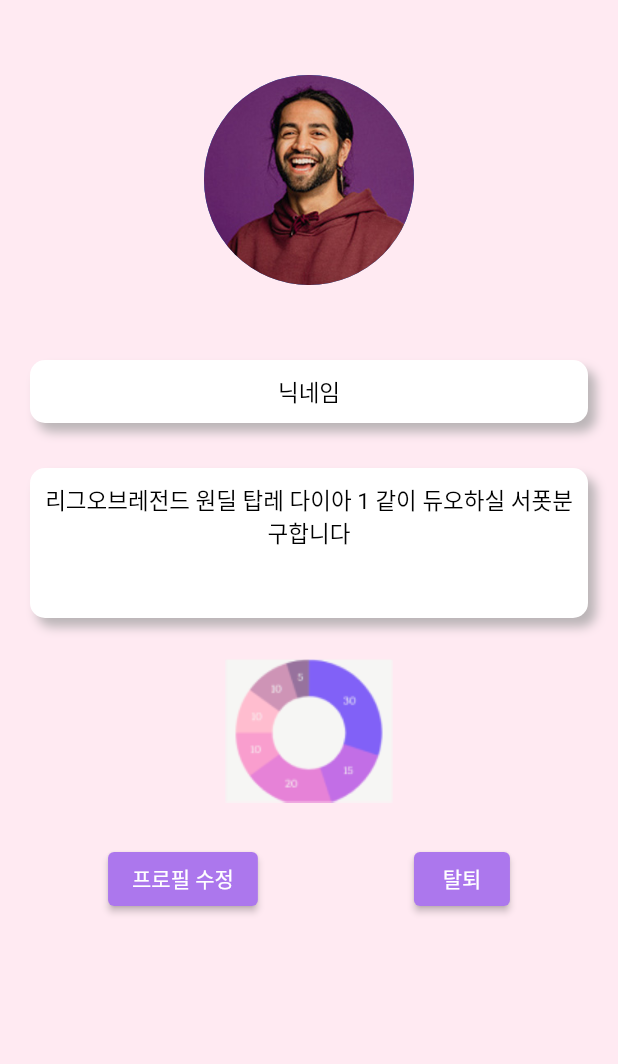
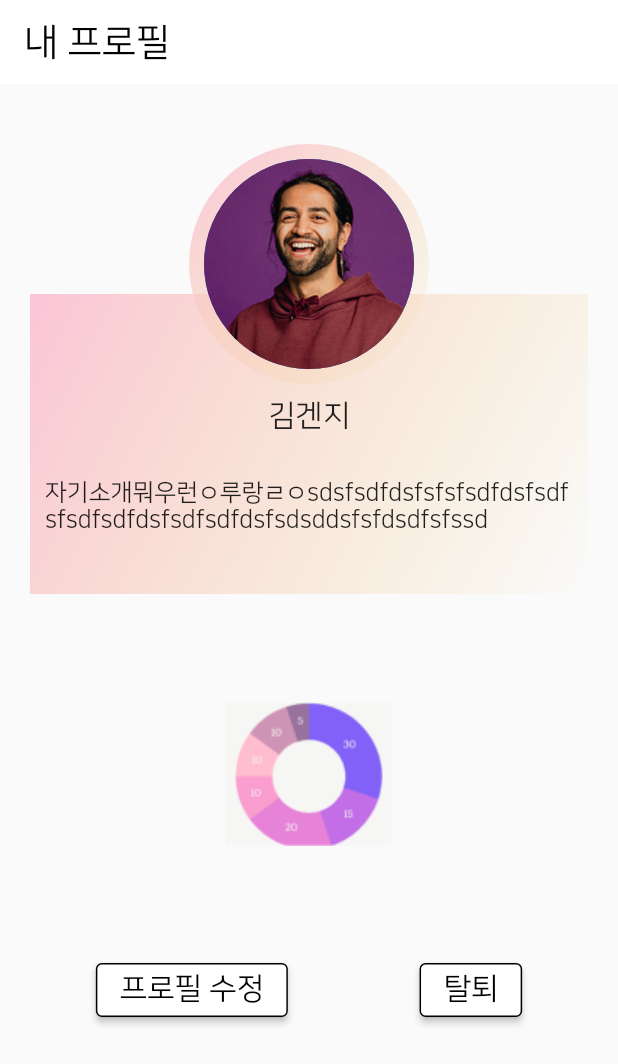
Before and after one commit to BeomyoonHeo/ggamf_front, a Flutter app: the MyProfilePage screen opened directly, on a phone screen of 412 x 824 dp. Shown: the top 1064 px of the screen. Run offline on Flutter 3.47's test engine with Material 2 defaults, Android fonts, the phone set to English and light mode, and no system bars; our stand-ins replace chips_choice, flashy_tab_bar2, flutter_rating_bar, flutter_svg, font_awesome_flutter, google_fonts and 1 more; project files that could hold a hidden picture were left out.

Commit message:
my_profile_page 2차완료

```diff
--- a/lib/views/pages/profile/my_profile/my_profile_page.dart
+++ b/lib/views/pages/profile/my_profile/my_profile_page.dart
@@ -1,6 +1,7 @@
 import 'package:flutter/material.dart';
 
 import '../../../../core/color.dart';
+import '../update_my_profile/update_my_profile_page.dart';
 
 class MyProfilePage extends StatefulWidget {
   const MyProfilePage({Key? key}) : super(key: key);
@@ -15,19 +16,23 @@ class _MyProfilePageState extends State<MyProfilePage> {
   @override
   Widget build(BuildContext context) {
     return Scaffold(
-      backgroundColor: kPrimaryColor,
+      appBar: _appBar(),
       body: Padding(
         padding: const EdgeInsets.only(left: 20, right: 20),
         child: ListView(
+          padding: EdgeInsets.only(top: 40),
           children: [
-            SizedBox(height: 50),
-            _buildCircleAvatar(),
-            SizedBox(height: 50),
-            _nickName(),
-            SizedBox(height: 30),
-            _introduce(),
+            Stack(
+              alignment: Alignment.topCenter,
+              children: [
+                _profileContext(),
+                _backCircle(),
+                _buildCircleAvatar(),
+              ],
+            ),
+            SizedBox(height: 20),
             Container(
-              height: 150,
+              height: 200,
               child: InkWell(
                 onTap: () async {
                   await showDialog(context: context, builder: (_) => _imageDialog());
@@ -35,6 +40,7 @@ class _MyProfilePageState extends State<MyProfilePage> {
                 child: Image.asset("assets/images/cart1.png"),
               ),
             ),
+            SizedBox(height: 20),
             Row(
               mainAxisAlignment: MainAxisAlignment.spaceAround,
               children: [
@@ -48,8 +54,63 @@ class _MyProfilePageState extends State<MyProfilePage> {
     );
   }
 
+  Widget _backCircle() {
+    return Container(
+      width: 160,
+      height: 160,
+      decoration: BoxDecoration(
+        color: Colors.white,
+        borderRadius: BorderRadius.circular(100),
+        gradient: LinearGradient(
+          begin: Alignment.topLeft,
+          end: Alignment.bottomRight,
+          colors: [
+            Color(0xffFBC5D8),
+            Color.fromARGB(0, 243, 218, 153),
+          ],
+        ),
+      ),
+    );
+  }
+
+  Widget _profileContext() {
+    return Padding(
+      padding: const EdgeInsets.only(top: 100),
+      child: Container(
+        padding: EdgeInsets.all(10),
+        width: double.infinity,
+        height: 200,
+        decoration: BoxDecoration(
+          gradient: LinearGradient(
+            begin: Alignment.topLeft,
+            end: Alignment.bottomRight,
+            colors: [
+              Color(0xffFBC5D8),
+              Color.fromARGB(0, 243, 218, 153),
+            ],
+          ),
+        ),
+        child: Column(
+          children: [
+            SizedBox(height: 60),
+            Text(
+              "김겐지",
+              style: TextStyle(fontFamily: 'NanumSquare', fontSize: 20),
+            ),
+            SizedBox(height: 30),
+            Text(
+              "자기소개뭐우런ㅇ루랑ㄹㅇsdsfsdfdsfsfsfsdfdsfsdfsfsdfsdfdsfsdfsdfdsfsdsddsfsfdsdfsfssd",
+              style: TextStyle(fontFamily: 'NanumSquare', fontSize: 16),
+            ),
+          ],
+        ),
+      ),
+    );
+  }
+
   Widget _buildCircleAvatar() {
-    return Center(
+    return Padding(
+      padding: const EdgeInsets.only(top: 10),
       child: CircleAvatar(
         radius: 70,
         backgroundImage: AssetImage("assets/images/76.jpg"),
@@ -62,66 +123,28 @@ class _MyProfilePageState extends State<MyProfilePage> {
       onPressed: () {},
       child: Text("탈퇴"),
       style: ElevatedButton.styleFrom(
-        backgroundColor: kSecondaryColor,
+        backgroundColor: Colors.white,
+        textStyle: TextStyle(fontFamily: 'NanumSquare', fontSize: 20),
+        foregroundColor: Colors.black,
+        side: BorderSide(),
       ),
     );
   }
 
   Widget _updataProfile() {
     return ElevatedButton(
-      onPressed: () {},
+      onPressed: () {
+        Navigator.push(
+          context,
+          MaterialPageRoute(builder: (context) => const UpdateMyProfile()),
+        );
+      },
       child: Text("프로필 수정"),
       style: ElevatedButton.styleFrom(
-        backgroundColor: kSecondaryColor,
-      ),
-    );
-  }
-
-  Widget _introduce() {
-    return Container(
-      padding: EdgeInsets.all(10),
-      width: double.infinity,
-      height: 100,
-      decoration: BoxDecoration(
-        boxShadow: [
-          BoxShadow(
-            color: Colors.grey.withOpacity(0.7),
-            blurRadius: 5,
-            spreadRadius: 0,
-            offset: Offset(5, 6),
-          ),
-        ],
-        borderRadius: BorderRadius.circular(10),
-        color: Colors.white,
-      ),
-      child: Text(
-        "리그오브레전드 원딜 탑레 다이아 1 같이 듀오하실 서폿분 구합니다",
-        textAlign: TextAlign.center,
-        style: TextStyle(fontSize: 15, color: Colors.black),
-      ),
-    );
-  }
-
-  Widget _nickName() {
-    return Container(
-      padding: EdgeInsets.all(10),
-      width: double.infinity,
-      decoration: BoxDecoration(
-        boxShadow: [
-          BoxShadow(
-            color: Colors.grey.withOpacity(0.7),
-            blurRadius: 5,
-            spreadRadius: 0,
-            offset: Offset(5, 6),
-          ),
-        ],
-        borderRadius: BorderRadius.circular(10),
-        color: Colors.white,
-      ),
-      child: Text(
-        "닉네임",
-        style: TextStyle(fontSize: 15, color: Colors.black),
-        textAlign: TextAlign.center,
+        backgroundColor: Colors.white,
+        textStyle: TextStyle(fontFamily: 'NanumSquare', fontSize: 20),
+        foregroundColor: Colors.black,
+        side: BorderSide(),
       ),
     );
   }
@@ -138,3 +161,15 @@ Widget _imageDialog() {
     ),
   );
 }
+
+AppBar _appBar() {
+  return AppBar(
+    automaticallyImplyLeading: false,
+    backgroundColor: Colors.white,
+    title: Text(
+      "내 프로필",
+      style: TextStyle(color: Colors.black, fontFamily: 'NanumSquare', fontSize: 25),
+    ),
+    elevation: 0,
+  );
+}
```
Also changed, not shown: pubspec.yaml (+4 -17 lines), pubspec.lock.
